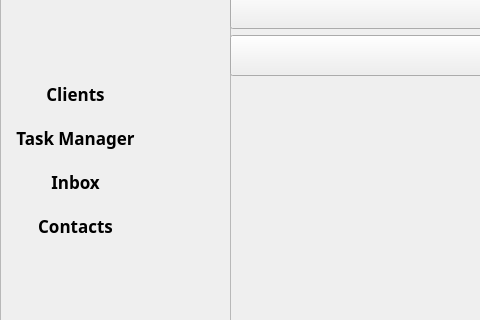
Qt form ui/MainWindowInbox1.0.ui (kiozet/TaskManagerWithAI) before a commit; both pictures show x 0 to 480 and y 158 to 478 of the 1193 by 810 pixel window.
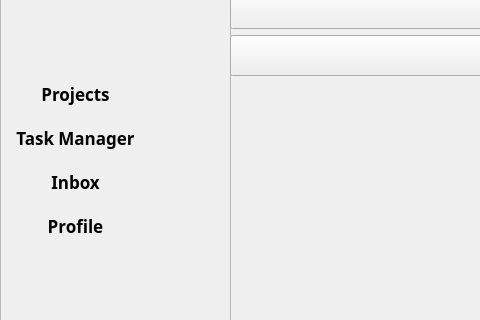
The same form after that commit.

Commit message: Edit left menu MainWindowInbox1

The edit to the form file:
```diff
--- a/ui/MainWindowInbox1.0.ui
+++ b/ui/MainWindowInbox1.0.ui
@@ -80,7 +80,7 @@
        </font>
       </property>
       <property name="text">
-       <string>Clients</string>
+       <string>Projects</string>
       </property>
       <property name="autoDefault">
        <bool>false</bool>
@@ -140,7 +140,7 @@
        </font>
       </property>
       <property name="text">
-       <string>Contacts</string>
+       <string>Profile</string>
       </property>
       <property name="flat">
        <bool>true</bool>
@@ -149,7 +149,7 @@
     </item>
    </layout>
   </widget>
-  <widget class="QWidget" name="">
+  <widget class="QWidget" name="layoutWidget">
    <property name="geometry">
     <rect>
      <x>229</x>
```
Left out of the diff: 2 changed lines with no effect on the pictures.
